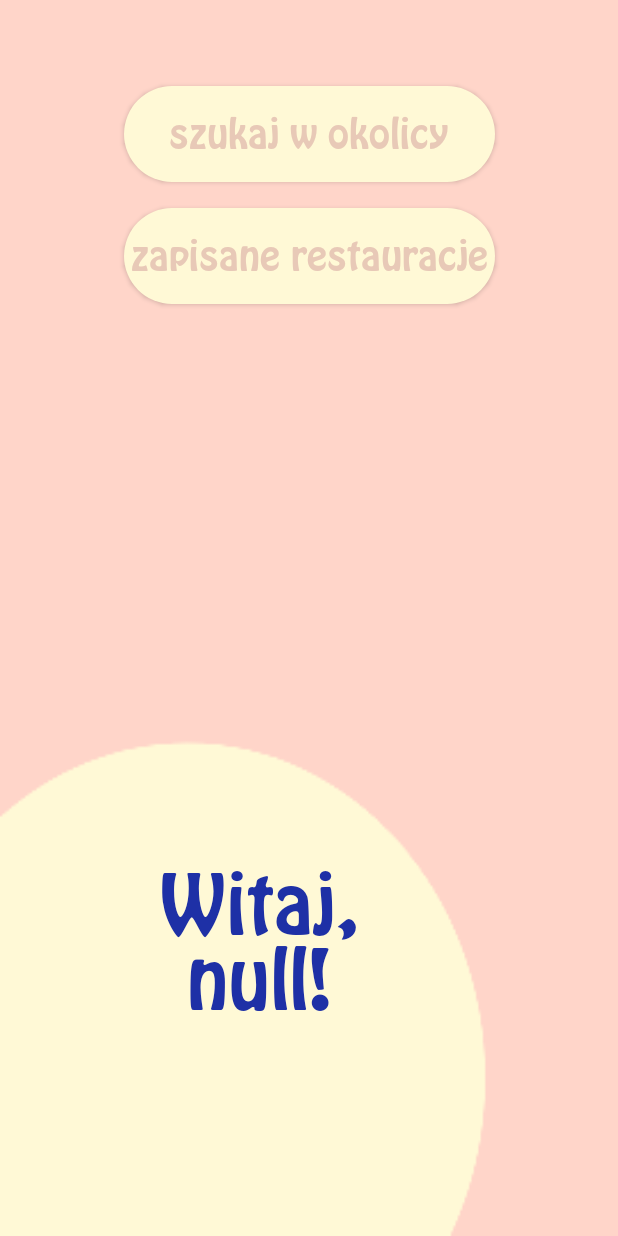
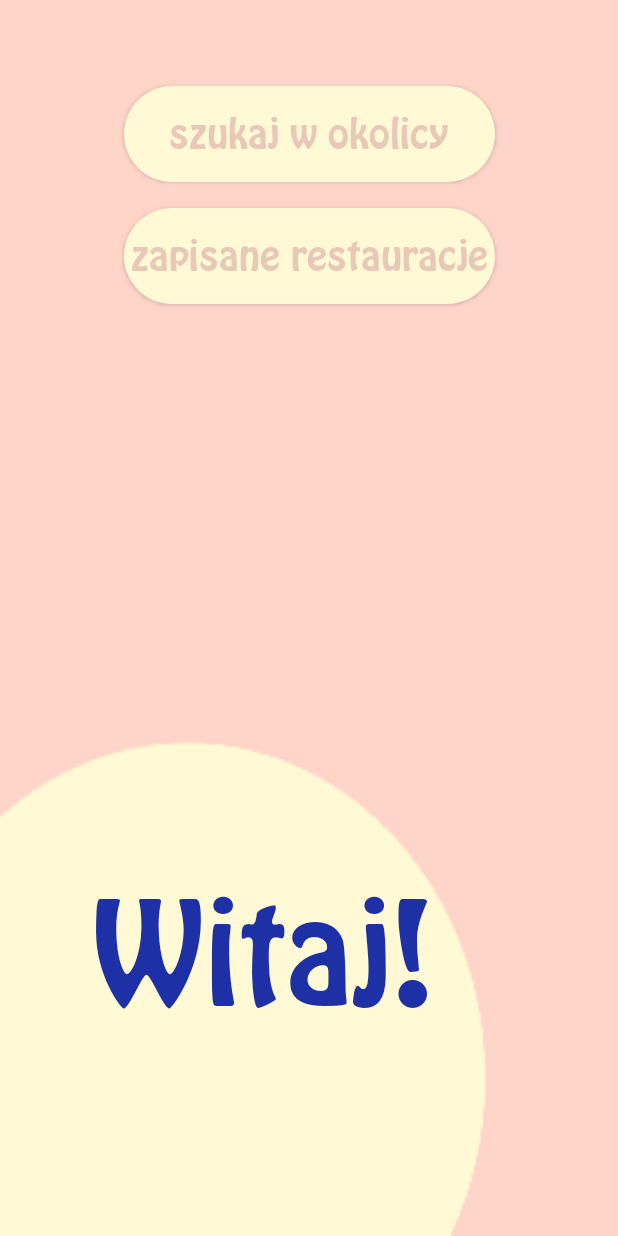
Before and after one commit to jcieszynska/my-favourite-restaurants-app, an Android app: the LoggedActivity screen opened directly, with no data from a screen before it, on a phone screen of 412 x 824 dp. Run offline under Robolectric (Android 15) with nearby library versions, the phone set to English and light mode, and no system bars.

```diff
--- a/app/build.gradle
+++ b/app/build.gradle
@@ -30,6 +30,7 @@ dependencies {
     implementation 'androidx.appcompat:appcompat:1.1.0'
     implementation 'androidx.constraintlayout:constraintlayout:1.1.3'
     implementation 'com.google.android.gms:play-services-maps:17.0.0'
+    implementation 'com.google.android.gms:play-services-location:16.0.0'
     implementation 'com.google.firebase:firebase-auth:17.0.0'
     implementation 'com.google.firebase:firebase-analytics:17.2.2'
     testImplementation 'junit:junit:4.12'
--- a/app/src/main/AndroidManifest.xml
+++ b/app/src/main/AndroidManifest.xml
@@ -1,13 +1,15 @@
 <?xml version="1.0" encoding="utf-8"?>
 <manifest xmlns:android="http://schemas.android.com/apk/res/android"
     package="com.example.mojerestauracje">
-
+    package="com.google.android.gms.location.sample.locationupdates">
     <!--
          The ACCESS_COARSE/FINE_LOCATION permissions are not required to use
          Google Maps Android API v2, but you must specify either coarse or fine
          location permissions for the 'MyLocation' functionality.
     -->
     <uses-permission android:name="android.permission.ACCESS_FINE_LOCATION" />
+    <uses-permission android:name="android.permission.ACCESS_COARSE_LOCATION" />
+    <uses-permission android:name="android.permission.INTERNET" />
 
     <application
         android:allowBackup="true"
--- a/app/src/main/java/com/example/mojerestauracje/LoggedActivity.java
+++ b/app/src/main/java/com/example/mojerestauracje/LoggedActivity.java
@@ -1,29 +1,48 @@
 package com.example.mojerestauracje;
 
+import androidx.annotation.NonNull;
 import androidx.appcompat.app.AppCompatActivity;
+import androidx.core.app.ActivityCompat;
+import androidx.core.content.ContextCompat;
 
+import android.Manifest;
 import android.accounts.AccountManager;
 import android.annotation.SuppressLint;
+import android.content.Context;
 import android.content.Intent;
+import android.content.pm.PackageManager;
+import android.location.Location;
+import android.location.LocationListener;
+import android.location.LocationManager;
 import android.os.Bundle;
+import android.util.Log;
 import android.view.View;
 import android.widget.Button;
 import android.widget.EditText;
 import android.widget.TextView;
 
-import com.google.android.gms.maps.OnMapReadyCallback;
 
 public class LoggedActivity extends AppCompatActivity  {
-    TextView hello;
-    Button searchButton, listButton;
-    @SuppressLint("SetTextI18n")
+
+    private Button searchButton, listButton;
+    LocationListener locationListener;
+    LocationManager locationManager;
+    @Override
+    public void onRequestPermissionsResult(int requestCode, @NonNull String[] permissions, @NonNull int[] grantResults) {
+        super.onRequestPermissionsResult(requestCode, permissions, grantResults);
+        if (ContextCompat.checkSelfPermission(this, Manifest.permission.ACCESS_FINE_LOCATION) == PackageManager.PERMISSION_GRANTED) {
+
+            if (grantResults.length >0 && grantResults[0] == PackageManager.PERMISSION_GRANTED) {
+                locationManager.requestLocationUpdates(LocationManager.GPS_PROVIDER, 0, 0, locationListener);
+            }
+        }
+    }
     @Override
     protected void onCreate(Bundle savedInstanceState) {
         super.onCreate(savedInstanceState);
         setContentView(R.layout.activity_logged);
 
         searchButton = findViewById(R.id.searchBtn);
-
         searchButton.setOnClickListener(new View.OnClickListener() {
             @Override
             public void onClick(View v) {
@@ -32,7 +51,6 @@ public class LoggedActivity extends AppCompatActivity  {
             }
         });
         listButton = findViewById(R.id.listBtn);
-
         listButton.setOnClickListener(new View.OnClickListener() {
             @Override
             public void onClick(View v) {
@@ -40,9 +58,7 @@ public class LoggedActivity extends AppCompatActivity  {
                 startActivity(intent);
             }
         });
-        EditText accountName = findViewById(R.id.emailEditText);
 
-        hello = findViewById(R.id.helloTextView);
-        hello.setText("Witaj, " + accountName +"!");
     }
+
 }
--- a/app/src/main/java/com/example/mojerestauracje/MainActivity.java
+++ b/app/src/main/java/com/example/mojerestauracje/MainActivity.java
@@ -91,4 +91,5 @@ public class MainActivity extends AppCompatActivity {
             mAuth.removeAuthStateListener(mAuthListener);
         }
     }
+
 }
--- a/app/src/main/res/layout/activity_list.xml
+++ b/app/src/main/res/layout/activity_list.xml
@@ -2,6 +2,7 @@
 <androidx.constraintlayout.widget.ConstraintLayout xmlns:android="http://schemas.android.com/apk/res/android"
     xmlns:app="http://schemas.android.com/apk/res-auto"
     xmlns:tools="http://schemas.android.com/tools"
+    android:id="@+id/listLayout"
     android:layout_width="match_parent"
     android:layout_height="match_parent"
     android:background="@drawable/backgroundlist"
@@ -40,8 +41,8 @@
         android:layout_height="597dp"
         android:layout_marginTop="100dp"
         android:layout_marginEnd="1dp"
+        android:layout_marginBottom="1dp"
         android:fontFamily="@font/hobo"
-        android:layout_marginBottom="1dp"
         app:layout_constraintBottom_toBottomOf="parent"
         app:layout_constraintEnd_toEndOf="parent"
         app:layout_constraintHorizontal_bias="0.0"
--- a/app/src/main/res/layout/activity_logged.xml
+++ b/app/src/main/res/layout/activity_logged.xml
@@ -9,20 +9,21 @@
 
     <TextView
         android:id="@+id/helloTextView"
-        android:layout_width="225dp"
-        android:layout_height="110dp"
+        android:layout_width="255dp"
+        android:layout_height="138dp"
         android:layout_marginTop="422dp"
         android:layout_marginEnd="39dp"
         android:fontFamily="@font/hobo"
         android:text="Witaj!"
         android:textAlignment="center"
         android:textColor="@color/indigo"
-        android:textSize="50sp"
+        android:textSize="85sp"
         app:layout_constraintBottom_toBottomOf="parent"
         app:layout_constraintEnd_toEndOf="parent"
-        app:layout_constraintHorizontal_bias="0.407"
+        app:layout_constraintHorizontal_bias="0.408"
         app:layout_constraintStart_toStartOf="parent"
-        app:layout_constraintTop_toTopOf="parent" />
+        app:layout_constraintTop_toTopOf="parent"
+        app:layout_constraintVertical_bias="0.587" />
 
     <Button
         android:id="@+id/searchBtn"
@@ -33,8 +34,8 @@
         android:fontFamily="@font/hobo"
         android:text="szukaj w okolicy"
         android:textAllCaps="false"
+        android:textColor="@color/darkPink"
         android:textSize="25sp"
-        android:textColor="@color/darkPink"
         app:layout_constraintEnd_toEndOf="parent"
         app:layout_constraintHorizontal_bias="0.5"
         app:layout_constraintStart_toStartOf="parent"
@@ -47,11 +48,11 @@
         android:layout_marginTop="17dp"
         android:background="@drawable/button"
         android:fontFamily="@font/hobo"
-        android:textSize="25sp"
         android:text="zapisane restauracje"
         android:textAllCaps="false"
+        android:textColor="@color/darkPink"
 
-        android:textColor="@color/darkPink"
+        android:textSize="25sp"
         app:layout_constraintEnd_toEndOf="parent"
         app:layout_constraintHorizontal_bias="0.5"
         app:layout_constraintStart_toStartOf="parent"
```
Also changed, not shown: app/src/main/java/com/example/mojerestauracje/ListActivity.java (+4 -22 lines), app/src/main/java/com/example/mojerestauracje/MapsActivity.java (+63 -5 lines).
